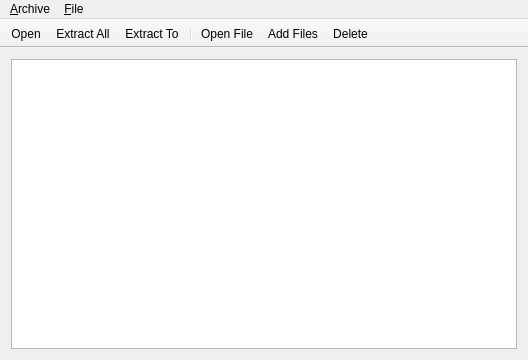
First picture: the form in src/app/archiver_qt/mainwindow.ui, repository NobodyIII/genode-desktop-environment, before the edit.
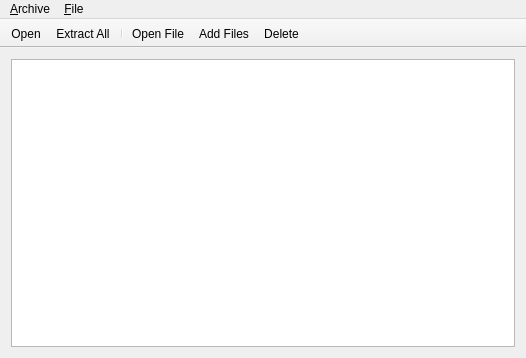
Second picture: the form after the edit.

Commit message: archiver_qt: add basic view/extract functionality

```diff
--- a/src/app/archiver_qt/mainwindow.ui
+++ b/src/app/archiver_qt/mainwindow.ui
@@ -6,8 +6,8 @@
    <rect>
     <x>0</x>
     <y>0</y>
-    <width>528</width>
-    <height>360</height>
+    <width>526</width>
+    <height>358</height>
    </rect>
   </property>
   <property name="windowTitle">
@@ -47,7 +47,7 @@
     <rect>
      <x>0</x>
      <y>0</y>
-     <width>528</width>
+     <width>526</width>
      <height>21</height>
     </rect>
    </property>
@@ -106,7 +106,6 @@
    </attribute>
    <addaction name="actionOpen"/>
    <addaction name="actionExtractAll"/>
-   <addaction name="actionExtract"/>
    <addaction name="separator"/>
    <addaction name="actionFileOpen"/>
    <addaction name="actionAddFiles"/>
@@ -164,12 +163,7 @@
   </action>
   <action name="actionFileOpenWith">
    <property name="text">
-    <string>Open File &amp;With...</string>
-   </property>
-  </action>
-  <action name="actionExtract">
-   <property name="text">
-    <string>E&amp;xtract To...</string>
+    <string>E&amp;xtract...</string>
    </property>
    <property name="toolTip">
     <string>Extract To</string>
```
Left out of the diff: 9 changed lines with no effect on the pictures. The commit also changes 6 other files.
